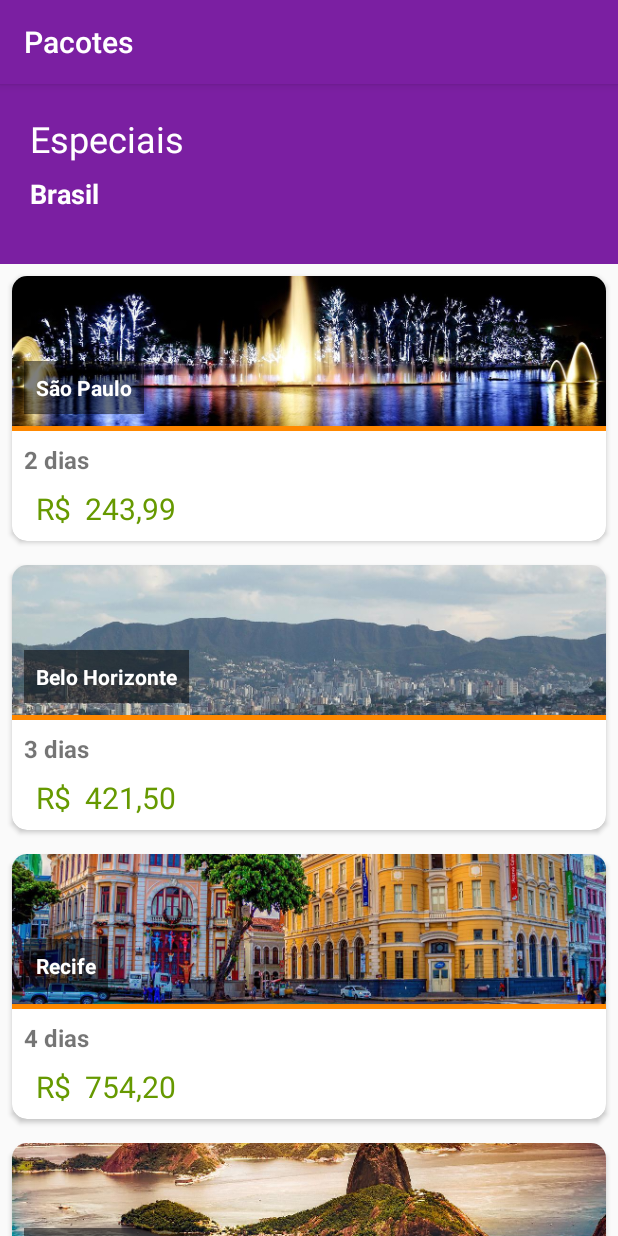
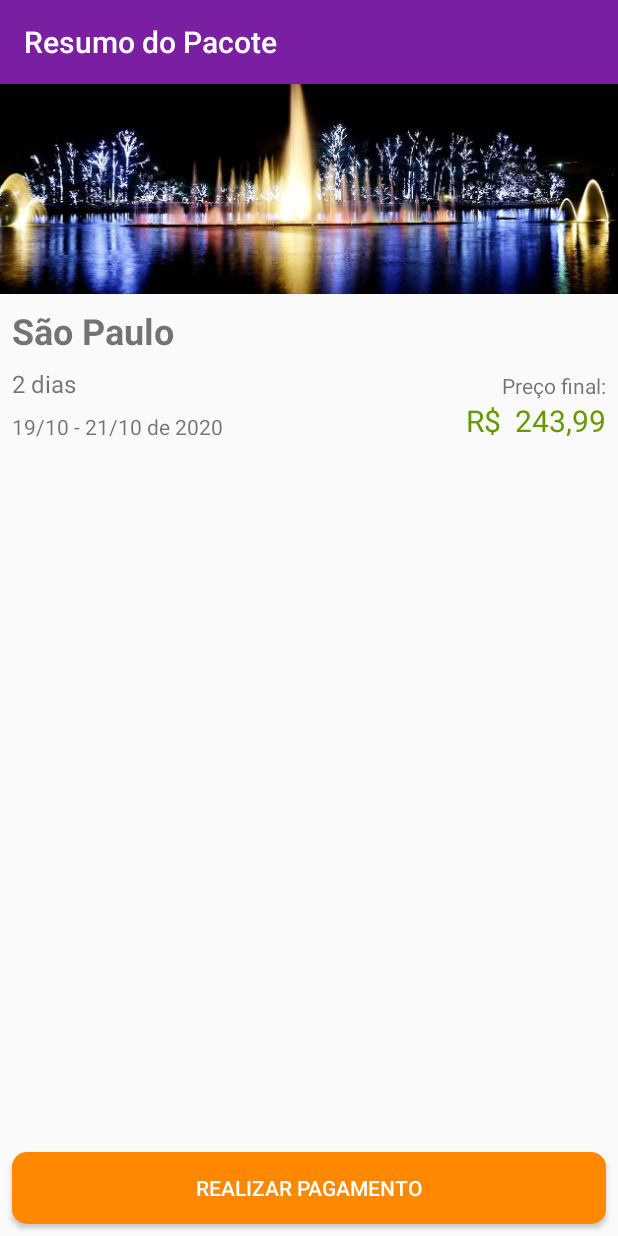
Before and after one commit to AysllaGomes/pacote_viagens, an Android app: the screen it shows after launch (ListaPacotesActivity before the commit, ResumoPacoteActivity after it), on a phone screen of 412 x 824 dp. Run offline under Robolectric (Android 15) with nearby library versions, the phone set to English and light mode, and no system bars.

Commit message:
Adicionando o Resumo do Pacote

```diff
--- a/app/src/main/AndroidManifest.xml
+++ b/app/src/main/AndroidManifest.xml
@@ -9,6 +9,7 @@
         android:roundIcon="@mipmap/ic_launcher_round"
         android:supportsRtl="true"
         android:theme="@style/Theme.Viagens">
+        <activity android:name=".ui.activity.ResumoPacoteActivity"></activity>
         <activity android:name=".ui.activity.ListaPacotesActivity">
             <intent-filter>
                 <action android:name="android.intent.action.MAIN" />
--- a/app/src/main/java/ayslla/gomes/viagens/ui/activity/ListaPacotesActivity.java
+++ b/app/src/main/java/ayslla/gomes/viagens/ui/activity/ListaPacotesActivity.java
@@ -2,6 +2,7 @@ package ayslla.gomes.viagens.ui.activity;
 
 import java.util.List;
 
+import android.content.Intent;
 import android.os.Bundle;
 import android.widget.ListView;
 
@@ -24,6 +25,9 @@ public class ListaPacotesActivity extends AppCompatActivity {
         setTitle(TITULO_APPBAR);
 
         configuraLista();
+
+        Intent intent = new Intent(this, ResumoPacoteActivity.class);
+        startActivity(intent);
     }
 
     private void configuraLista() {
--- /dev/null
+++ b/app/src/main/java/ayslla/gomes/viagens/ui/activity/ResumoPacoteActivity.java
@@ -0,0 +1,70 @@
+package ayslla.gomes.viagens.ui.activity;
+
+import java.util.Calendar;
+import java.math.BigDecimal;
+import java.text.SimpleDateFormat;
+
+import android.os.Bundle;
+import android.widget.TextView;
+import android.widget.ImageView;
+import android.graphics.drawable.Drawable;
+
+import ayslla.gomes.viagens.R;
+import ayslla.gomes.viagens.model.Pacote;
+import ayslla.gomes.viagens.util.DataUtil;
+import ayslla.gomes.viagens.util.DiasUtil;
+import ayslla.gomes.viagens.util.MoedaUtil;
+import ayslla.gomes.viagens.util.ResourceUtil;
+
+import androidx.appcompat.app.AppCompatActivity;
+
+public class ResumoPacoteActivity extends AppCompatActivity {
+
+    public static final String TITLE_APPBAR = "Resumo do Pacote";
+
+    @Override
+    protected void onCreate(Bundle savedInstanceState) {
+        super.onCreate(savedInstanceState);
+        setContentView(R.layout.activity_resumo_pacote);
+
+        setTitle(TITLE_APPBAR);
+
+        Pacote pacote = new Pacote("São Paulo", "sao_paulo_sp", 2, new BigDecimal("243.99"));
+
+        mostraLocal(pacote);
+        mostraImagem(pacote);
+        mostraDias(pacote);
+        mostraPreco(pacote);
+        mostraData(pacote);
+    }
+
+    private void mostraLocal(Pacote pacote) {
+        TextView local = findViewById(R.id.resumo_pacote_local);
+        local.setText(pacote.getLocal());
+    }
+
+    private void mostraImagem(Pacote pacote) {
+        ImageView imagem = findViewById(R.id.resumo_pacote_imagem);
+        Drawable drawableDoPacote = ResourceUtil.devolveDrawable(this, pacote.getImagem());
+        imagem.setImageDrawable(drawableDoPacote);
+    }
+
+    private void mostraDias(Pacote pacote) {
+        TextView dias = findViewById(R.id.resumo_pacote_dias);
+        String diasEmTexto = DiasUtil.formataEmTexto(pacote.getDias());
+        dias.setText(diasEmTexto);
+    }
+
+    private void mostraPreco(Pacote pacote) {
+        TextView preco = findViewById(R.id.resumo_pacote_preco);
+        String moedaBrasileira = MoedaUtil.formataParaBrasileiro(pacote.getPreco());
+        preco.setText(moedaBrasileira);
+    }
+
+    private void mostraData(Pacote pacote) {
+        TextView data = findViewById(R.id.resumo_pacote_data);
+        String dataFormatadaDaViagem = DataUtil.periodoEmTexto(pacote.getDias());
+        data.setText(dataFormatadaDaViagem);
+    }
+
+}
--- /dev/null
+++ b/app/src/main/java/ayslla/gomes/viagens/util/DataUtil.java
@@ -0,0 +1,25 @@
+package ayslla.gomes.viagens.util;
+
+import java.util.Calendar;
+import java.text.SimpleDateFormat;
+
+import androidx.annotation.NonNull;
+
+public class DataUtil {
+
+    public static final String DIA_E_MES = "dd/MM";
+
+    @NonNull
+    public static String periodoEmTexto(int dias) {
+        Calendar dataIda = Calendar.getInstance();
+        Calendar dataVolta = Calendar.getInstance();
+
+        dataVolta.add(Calendar.DATE, dias);
+        SimpleDateFormat formatoBrasileiro = new SimpleDateFormat(DIA_E_MES);
+        String dataFormatadaIda = formatoBrasileiro.format(dataIda.getTime());
+        String dataFormatadaVolta = formatoBrasileiro.format(dataVolta.getTime());
+
+        return dataFormatadaIda + " - " + dataFormatadaVolta + " de " + dataVolta.get(Calendar.YEAR);
+    }
+
+}
--- /dev/null
+++ b/app/src/main/res/drawable/button_redondo_laranja.xml
@@ -0,0 +1,6 @@
+<?xml version="1.0" encoding="utf-8"?>
+<shape xmlns:android="http://schemas.android.com/apk/res/android"
+    android:shape="rectangle">
+    <solid android:color="@android:color/holo_orange_dark" />
+    <corners android:radius="10dp" />
+</shape>
--- /dev/null
+++ b/app/src/main/res/layout/activity_resumo_pacote.xml
@@ -0,0 +1,96 @@
+<?xml version="1.0" encoding="utf-8"?>
+<androidx.constraintlayout.widget.ConstraintLayout xmlns:android="http://schemas.android.com/apk/res/android"
+    xmlns:app="http://schemas.android.com/apk/res-auto"
+    xmlns:tools="http://schemas.android.com/tools"
+    android:layout_width="match_parent"
+    android:layout_height="match_parent">
+
+    <ImageView
+        android:id="@+id/resumo_pacote_imagem"
+        android:layout_width="0dp"
+        android:layout_height="140dp"
+        android:scaleType="centerCrop"
+        app:layout_constraintVertical_bias="0.0"
+        app:layout_constraintBottom_toBottomOf="parent"
+        app:layout_constraintEnd_toEndOf="parent"
+        app:layout_constraintStart_toStartOf="parent"
+        app:layout_constraintTop_toTopOf="parent"
+        tools:srcCompat="@drawable/sao_paulo_sp"
+        android:contentDescription="@string/imagem_do_pacote" />
+
+    <TextView
+        android:id="@+id/resumo_pacote_local"
+        android:layout_width="wrap_content"
+        android:layout_height="wrap_content"
+        android:layout_margin="8dp"
+        android:textSize="24sp"
+        android:textStyle="bold"
+        app:layout_constraintStart_toStartOf="parent"
+        app:layout_constraintTop_toBottomOf="@+id/resumo_pacote_imagem"
+        tools:text="@string/s_o_paulo"
+    />
+
+    <TextView
+        android:id="@+id/resumo_pacote_dias"
+        android:layout_width="wrap_content"
+        android:layout_height="wrap_content"
+        android:layout_marginTop="8dp"
+        android:textSize="16sp"
+        app:layout_constraintStart_toStartOf="@+id/resumo_pacote_local"
+        app:layout_constraintTop_toBottomOf="@+id/resumo_pacote_local"
+        tools:text="@string/_2_dias"
+    />
+
+    <TextView
+        android:id="@+id/resumo_pacote_data"
+        android:layout_width="0dp"
+        android:layout_height="wrap_content"
+        android:layout_marginTop="8dp"
+        app:layout_constraintEnd_toStartOf="@+id/resumo_pacote_preco"
+        app:layout_constraintStart_toStartOf="@+id/resumo_pacote_dias"
+        app:layout_constraintTop_toBottomOf="@+id/resumo_pacote_dias"
+        tools:text="08/12 - 10/12 de 2020"
+    />
+
+    <TextView
+        android:id="@+id/resumo_pacote_preco"
+        android:layout_width="0dp"
+        android:layout_height="wrap_content"
+        android:textSize="20sp"
+        android:layout_marginStart="8dp"
+        android:layout_marginEnd="8dp"
+        android:textAlignment="textEnd"
+        android:gravity="end"
+        android:textColor="@android:color/holo_green_dark"
+        app:layout_constraintEnd_toEndOf="parent"
+        app:layout_constraintStart_toEndOf="@id/resumo_pacote_data"
+        app:layout_constraintBottom_toBottomOf="@+id/resumo_pacote_data"
+        tools:text="R$ 243,99"
+    />
+
+    <TextView
+        android:id="@+id/resumo_pacote_preco_final"
+        android:layout_width="wrap_content"
+        android:layout_height="wrap_content"
+        android:text="@string/preco_final"
+        app:layout_constraintBottom_toTopOf="@+id/resumo_pacote_preco"
+        app:layout_constraintEnd_toEndOf="@+id/resumo_pacote_preco"
+        tools:text="Preço final:"
+    />
+
+    <Button
+        android:id="@+id/resumo_pacote_button_realiza_pagamento"
+        android:layout_width="0dp"
+        android:layout_height="wrap_content"
+        android:layout_margin="8dp"
+        android:background="@drawable/button_redondo_laranja"
+        android:text="@string/realizar_pagamento"
+        android:textColor="@android:color/white"
+        app:layout_constraintVertical_bias="1.0"
+        app:layout_constraintStart_toStartOf="parent"
+        app:layout_constraintEnd_toEndOf="parent"
+        app:layout_constraintTop_toTopOf="parent"
+        app:layout_constraintBottom_toBottomOf="parent"
+    />
+
+</androidx.constraintlayout.widget.ConstraintLayout>
--- a/app/src/main/res/values/strings.xml
+++ b/app/src/main/res/values/strings.xml
@@ -6,4 +6,7 @@
     <string name="_2_dias">2 Dias</string>
     <string name="r_243_99">R$ 243,99</string>
     <string name="banner_inicial_dos_pacotes">Banner Inicial dos Pacotes</string>
+    <string name="realizar_pagamento">Realizar Pagamento</string>
+    <string name="preco_final">Preço final:</string>
+    <string name="imagem_do_pacote">Imagem do pacote</string>
 </resources>
```
